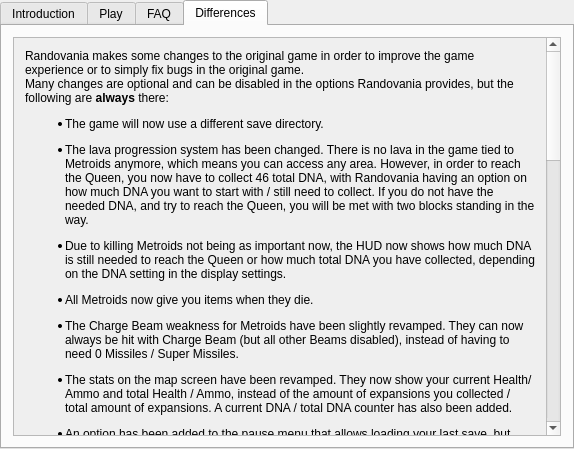
First picture: the form in randovania/gui/ui_files/games_tab_am2r_widget.ui, repository randovania/randovania, before the edit.
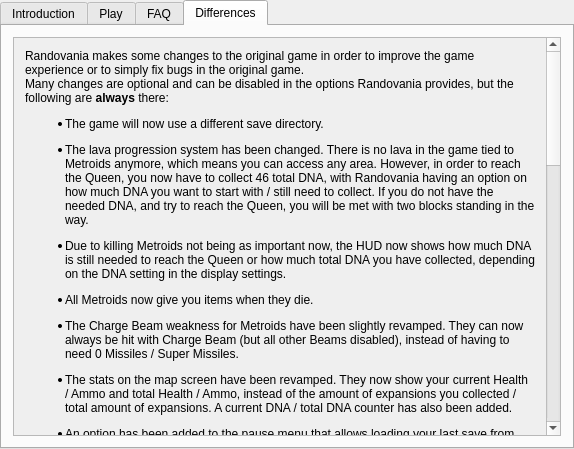
Second picture: the form after the edit. The open tabs and pages were chosen to show the change. Custom widgets are drawn as their Qt base class.

Commit message:
GUI: Fix typos/wording for AM2R and Echoes
- AM2R
	- Fixed: various errors in FAQ and Differences

- Echoes
	- Fixed: wording for DMT spawn conditions in FAQ

What changed in the file:
```diff
--- a/randovania/gui/ui_files/games_tab_am2r_widget.ui
+++ b/randovania/gui/ui_files/games_tab_am2r_widget.ui
@@ -132,15 +132,15 @@
         <rect>
          <x>0</x>
          <y>0</y>
-         <width>529</width>
-         <height>1812</height>
+         <width>536</width>
+         <height>1402</height>
         </rect>
        </property>
        <layout class="QVBoxLayout" name="verticalLayout">
         <item>
          <widget class="QLabel" name="differences_label">
           <property name="text">
-           <string>&lt;html&gt;&lt;head/&gt;&lt;body&gt;&lt;p&gt;Randovania makes some changes to the original game in order to improve the game experience or to simply fix bugs in the original game.&lt;br/&gt;Many changes are optional and can be disabled in the options Randovania provides, but the following are &lt;span style=&quot; font-weight:600;&quot;&gt;always&lt;/span&gt; there:&lt;/p&gt;&lt;ul style=&quot;margin-top: 0px; margin-bottom: 0px; margin-left: 0px; margin-right: 0px; -qt-list-indent: 1;&quot;&gt;&lt;li style=&quot; margin-top:12px; margin-bottom:12px; margin-left:0px; margin-right:0px; -qt-block-indent:0; text-indent:0px;&quot;&gt;The game will now use a different save directory.&lt;/li&gt;&lt;li style=&quot; margin-top:12px; margin-bottom:12px; margin-left:0px; margin-right:0px; -qt-block-indent:0; text-indent:0px;&quot;&gt;The lava progression system has been changed. There is no lava in the game tied to Metroids anymore, which means you can access any area. However, in order to reach the Queen, you now have to collect 46 total DNA, with Randovania having an option on how much DNA you want to start with / still need to collect. If you do not have the needed DNA, and try to reach the Queen, you will be met with two blocks standing in the way.&lt;/li&gt;&lt;li style=&quot; margin-top:12px; margin-bottom:12px; margin-left:0px; margin-right:0px; -qt-block-indent:0; text-indent:0px;&quot;&gt;Due to killing Metroids not being as important now, the HUD now shows how much DNA is still needed to reach the Queen or how much total DNA you have collected, depending on the DNA setting in the display settings.&lt;/li&gt;&lt;li style=&quot; margin-top:12px; margin-bottom:12px; margin-left:0px; margin-right:0px; -qt-block-indent:0; text-indent:0px;&quot;&gt;All Metroids now give you items when they die.&lt;/li&gt;&lt;li style=&quot; margin-top:12px; margin-bottom:12px; margin-left:0px; margin-right:0px; -qt-block-indent:0; text-indent:0px;&quot;&gt;The Charge Beam weakness for Metroids have been slightly revamped. They can now always be hit with Charge Beam (but all other Beams disabled), instead of having to need 0 Missiles / Super Missiles.&lt;/li&gt;&lt;li style=&quot; margin-top:12px; margin-bottom:12px; margin-left:0px; margin-right:0px; -qt-block-indent:0; text-indent:0px;&quot;&gt;The stats on the map screen have been revamped. They now show your current Health/Ammo and total Health / Ammo, instead of the amount of expansions you collected / total amount of expansions. A current DNA / total DNA counter has also been added.&lt;/li&gt;&lt;li style=&quot; margin-top:12px; margin-bottom:12px; margin-left:0px; margin-right:0px; -qt-block-indent:0; text-indent:0px;&quot;&gt;An option has been added to the pause menu that allows loading your last save, but spawning at your starting location instead of at the save station.&lt;/li&gt;&lt;li style=&quot; margin-top:12px; margin-bottom:12px; margin-left:0px; margin-right:0px; -qt-block-indent:0; text-indent:0px;&quot;&gt;The final Chozo log entry in the Genetics Laboratory has been changed to give an Ice Beam hint.&lt;/li&gt;&lt;li style=&quot; margin-top:12px; margin-bottom:12px; margin-left:0px; margin-right:0px; -qt-block-indent:0; text-indent:0px;&quot;&gt;Hints have been placed to reveal the location of DNA. These Hints are given by Wisdom Septoggs. They can be found in &amp;quot;Main Caves - Research Site Storage&amp;quot;, &amp;quot;Golden Temple - Breeding Grounds Hub&amp;quot;, &amp;quot;Hydro Station - Breeding Grounds Lobby&amp;quot;, &amp;quot;Industrial Complex - Breeding Grounds Fly Stadium&amp;quot;, &amp;quot;The Tower - Tower Exterior North&amp;quot;, &amp;quot;Distribution Center - Distribution Facility Tower East&amp;quot; and &amp;quot;The Nest - Depths Shinespark Cave&amp;quot;.&lt;/li&gt;&lt;li style=&quot; margin-top:12px; margin-bottom:12px; margin-left:0px; margin-right:0px; -qt-block-indent:0; text-indent:0px;&quot;&gt;All Doors have been changed to use the look they have in Distribution Center. Their sprites have also been changed for accessibility reasons.&lt;/li&gt;&lt;li style=&quot; margin-top:12px; margin-bottom:12px; margin-left:0px; margin-right:0px; -qt-block-indent:0; text-indent:0px;&quot;&gt;Normal Game, New Game+ and Random Game+ have all been replaced with a &amp;quot;Randovania&amp;quot; mode.&lt;/li&gt;&lt;/ul&gt;&lt;ul style=&quot;margin-top: 0px; margin-bottom: 0px; margin-left: 0px; margin-right: 0px; -qt-list-indent: 1;&quot;&gt;&lt;li style=&quot; margin-top:12px; margin-bottom:12px; margin-left:0px; margin-right:0px; -qt-block-indent:0; text-indent:0px;&quot;&gt;Higher Difficulties don't reduce the amount of ammo per expansion. If you want that functionality, use Randovania's built-in feature to reduce the amount of ammo per expansion.&lt;/li&gt;&lt;li style=&quot; margin-top:12px; margin-bottom:12px; margin-left:0px; margin-right:0px; -qt-block-indent:0; text-indent:0px;&quot;&gt;Fusion Mode has been slightly revamped. The in-game difficulty has been changed to only deal 4x damage and is now named &amp;quot;Brutal&amp;quot;. The option to add the X Parasites and play with the Fusion Suit has been moved to a Randovania setting. This means, it is now possible to play with a 4x damage multiplier without the X Parasites, or to play with the X Parasites on Normal.&lt;/li&gt;&lt;li style=&quot; margin-top:12px; margin-bottom:12px; margin-left:0px; margin-right:0px; -qt-block-indent:0; text-indent:0px;&quot;&gt;Brutal difficulty, the extra settings, and the ability to show the ammo stats on the pause screen don't require you to finish the game once, but instead are all unlocked by default.&lt;/li&gt;&lt;li style=&quot; margin-top:12px; margin-bottom:12px; margin-left:0px; margin-right:0px; -qt-block-indent:0; text-indent:0px;&quot;&gt;The &amp;quot;Varia Suit obtained&amp;quot; cutscene was missing a visual effect; this has been restored.&lt;/li&gt;&lt;li style=&quot; margin-top:12px; margin-bottom:12px; margin-left:0px; margin-right:0px; -qt-block-indent:0; text-indent:0px;&quot;&gt;When going through a Missile /Super Missile / Power Bomb door from behind, you automatically clear that door, without needing to hit it with the appropriate weapon.&lt;/li&gt;&lt;li style=&quot; margin-top:12px; margin-bottom:12px; margin-left:0px; margin-right:0px; -qt-block-indent:0; text-indent:0px;&quot;&gt;Fighting the Tester before activating the Tower now enlightens the room during the fight.&lt;/li&gt;&lt;li style=&quot; margin-top:12px; margin-bottom:12px; margin-left:0px; margin-right:0px; -qt-block-indent:0; text-indent:0px;&quot;&gt;Proboscums will be active without needing to activate the Tower.&lt;/li&gt;&lt;li style=&quot; margin-top:12px; margin-bottom:12px; margin-left:0px; margin-right:0px; -qt-block-indent:0; text-indent:0px;&quot;&gt;Defeating Tester does not automatically enable the Tower anymore.&lt;/li&gt;&lt;li style=&quot; margin-top:12px; margin-bottom:12px; margin-left:0px; margin-right:0px; -qt-block-indent:0; text-indent:0px;&quot;&gt;EMP puzzles don't unlock all doors in the room anymore, but only relevant ones.&lt;/li&gt;&lt;li style=&quot; margin-top:12px; margin-bottom:12px; margin-left:0px; margin-right:0px; -qt-block-indent:0; text-indent:0px;&quot;&gt;The door to Plasma Chamber will now be blue after defeating Tester, instead of of red.&lt;/li&gt;&lt;li style=&quot; margin-top:12px; margin-bottom:12px; margin-left:0px; margin-right:0px; -qt-block-indent:0; text-indent:0px;&quot;&gt;Larva Metroids will now always give ammo drops when necessary, instead of having a small chance to drop nothing.&lt;/li&gt;&lt;li style=&quot; margin-top:12px; margin-bottom:12px; margin-left:0px; margin-right:0px; -qt-block-indent:0; text-indent:0px;&quot;&gt;The file selection screen will now show a hash of the current seed.&lt;/li&gt;&lt;li style=&quot; margin-top:12px; margin-bottom:12px; margin-left:0px; margin-right:0px; -qt-block-indent:0; text-indent:0px;&quot;&gt;The Item in Gravity Chamber will now always be in the open, with the Gravity Pod cutscene being disabled.&lt;/li&gt;&lt;li style=&quot; margin-top:12px; margin-bottom:12px; margin-left:0px; margin-right:0px; -qt-block-indent:0; text-indent:0px;&quot;&gt;The bomb blocks in &amp;quot;The Tower - Tower Exterior North&amp;quot; will now always be gone if you come from the bottom room.&lt;/li&gt;&lt;li style=&quot; margin-top:12px; margin-bottom:12px; margin-left:0px; margin-right:0px; -qt-block-indent:0; text-indent:0px;&quot;&gt;When going down the Elevator from GFS Thoth, the Power Bomb Blocks will be automatically gone if you haven't cleared them before, as otherwise you'd be stuck.&lt;/li&gt;&lt;li style=&quot; margin-top:12px; margin-bottom:12px; margin-left:0px; margin-right:0px; -qt-block-indent:0; text-indent:0px;&quot;&gt;Long Range Activation has been enabled for every room, allowing for more Zip strats.&lt;/li&gt;&lt;li style=&quot; margin-top:12px; margin-bottom:12px; margin-left:0px; margin-right:0px; -qt-block-indent:0; text-indent:0px;&quot;&gt;In GFS Thoth, both sides on the &amp;quot;Thoth Bridge&amp;quot; now have doors added for better Door Lock Randomizer compatibility.&lt;/li&gt;&lt;li style=&quot; margin-top:12px; margin-bottom:12px; margin-left:0px; margin-right:0px; -qt-block-indent:0; text-indent:0px;&quot;&gt;In Hydro Station, the connection from &amp;quot;Water Turbine Station&amp;quot; to &amp;quot;Hydro Station Exterior&amp;quot; now has a door for better Door Lock Randomizer compatibility.&lt;/li&gt;&lt;li style=&quot; margin-top:12px; margin-bottom:12px; margin-left:0px; margin-right:0px; -qt-block-indent:0; text-indent:0px;&quot;&gt;The Geothermal Power Plant is always in its exploded state. The Power Bomb Expansion that was located there has been moved to &amp;quot;Power Plant Destroyed Shaft&amp;quot;.&lt;/li&gt;&lt;/ul&gt;&lt;/body&gt;&lt;/html&gt;</string>
+           <string>&lt;html&gt;&lt;head/&gt;&lt;body&gt;&lt;p&gt;Randovania makes some changes to the original game in order to improve the game experience or to simply fix bugs in the original game.&lt;br/&gt;Many changes are optional and can be disabled in the options Randovania provides, but the following are &lt;span style=&quot; font-weight:600;&quot;&gt;always&lt;/span&gt; there:&lt;/p&gt;&lt;ul style=&quot;margin-top: 0px; margin-bottom: 0px; margin-left: 0px; margin-right: 0px; -qt-list-indent: 1;&quot;&gt;&lt;li style=&quot; margin-top:12px; margin-bottom:12px; margin-left:0px; margin-right:0px; -qt-block-indent:0; text-indent:0px;&quot;&gt;The game will now use a different save directory.&lt;/li&gt;&lt;li style=&quot; margin-top:12px; margin-bottom:12px; margin-left:0px; margin-right:0px; -qt-block-indent:0; text-indent:0px;&quot;&gt;The lava progression system has been changed. There is no lava in the game tied to Metroids anymore, which means you can access any area. However, in order to reach the Queen, you now have to collect 46 total DNA, with Randovania having an option on how much DNA you want to start with / still need to collect. If you do not have the needed DNA, and try to reach the Queen, you will be met with two blocks standing in the way.&lt;/li&gt;&lt;li style=&quot; margin-top:12px; margin-bottom:12px; margin-left:0px; margin-right:0px; -qt-block-indent:0; text-indent:0px;&quot;&gt;Due to killing Metroids not being as important now, the HUD now shows how much DNA is still needed to reach the Queen or how much total DNA you have collected, depending on the DNA setting in the display settings.&lt;/li&gt;&lt;li style=&quot; margin-top:12px; margin-bottom:12px; margin-left:0px; margin-right:0px; -qt-block-indent:0; text-indent:0px;&quot;&gt;All Metroids now give you items when they die.&lt;/li&gt;&lt;li style=&quot; margin-top:12px; margin-bottom:12px; margin-left:0px; margin-right:0px; -qt-block-indent:0; text-indent:0px;&quot;&gt;The Charge Beam weakness for Metroids have been slightly revamped. They can now always be hit with Charge Beam (but all other Beams disabled), instead of having to need 0 Missiles / Super Missiles.&lt;/li&gt;&lt;li style=&quot; margin-top:12px; margin-bottom:12px; margin-left:0px; margin-right:0px; -qt-block-indent:0; text-indent:0px;&quot;&gt;The stats on the map screen have been revamped. They now show your current Health / Ammo and total Health / Ammo, instead of the amount of expansions you collected / total amount of expansions. A current DNA / total DNA counter has also been added.&lt;/li&gt;&lt;li style=&quot; margin-top:12px; margin-bottom:12px; margin-left:0px; margin-right:0px; -qt-block-indent:0; text-indent:0px;&quot;&gt;An option has been added to the pause menu that allows loading your last save from your starting location.&lt;/li&gt;&lt;li style=&quot; margin-top:12px; margin-bottom:12px; margin-left:0px; margin-right:0px; -qt-block-indent:0; text-indent:0px;&quot;&gt;The final Chozo log entry in the Genetics Laboratory has been changed to give an Ice Beam hint.&lt;/li&gt;&lt;li style=&quot; margin-top:12px; margin-bottom:12px; margin-left:0px; margin-right:0px; -qt-block-indent:0; text-indent:0px;&quot;&gt;Hints have been placed to reveal the location of DNA. These Hints are given by Wisdom Septoggs. Their location can be found in the FAQ.&lt;/li&gt;&lt;li style=&quot; margin-top:12px; margin-bottom:12px; margin-left:0px; margin-right:0px; -qt-block-indent:0; text-indent:0px;&quot;&gt;All Doors have been changed to use the look they have in Distribution Center. Their sprites have also been changed for accessibility reasons.&lt;/li&gt;&lt;li style=&quot; margin-top:12px; margin-bottom:12px; margin-left:0px; margin-right:0px; -qt-block-indent:0; text-indent:0px;&quot;&gt;Normal Game, New Game+ and Random Game+ have all been replaced with a &amp;quot;Randovania&amp;quot; mode.&lt;/li&gt;&lt;/ul&gt;&lt;ul style=&quot;margin-top: 0px; margin-bottom: 0px; margin-left: 0px; margin-right: 0px; -qt-list-indent: 1;&quot;&gt;&lt;li style=&quot; margin-top:12px; margin-bottom:12px; margin-left:0px; margin-right:0px; -qt-block-indent:0; text-indent:0px;&quot;&gt;Higher Difficulties don't reduce the amount of ammo per expansion. If you want that functionality, use Randovania's built-in feature to reduce the amount of ammo per expansion.&lt;/li&gt;&lt;li style=&quot; margin-top:12px; margin-bottom:12px; margin-left:0px; margin-right:0px; -qt-block-indent:0; text-indent:0px;&quot;&gt;Fusion Mode has been slightly revamped. The in-game difficulty has been changed to only deal 4x damage and is now named &amp;quot;Brutal&amp;quot;. The option to add the X Parasites and play with the Fusion Suit has been moved to a Randovania setting. This means, it is now possible to play with a 4x damage multiplier without the X Parasites, or to play with the X Parasites on Normal.&lt;/li&gt;&lt;li style=&quot; margin-top:12px; margin-bottom:12px; margin-left:0px; margin-right:0px; -qt-block-indent:0; text-indent:0px;&quot;&gt;Brutal difficulty, the extra settings, and the ability to show the ammo stats on the pause screen don't require you to finish the game once, but instead are all unlocked by default.&lt;/li&gt;&lt;li style=&quot; margin-top:12px; margin-bottom:12px; margin-left:0px; margin-right:0px; -qt-block-indent:0; text-indent:0px;&quot;&gt;The &amp;quot;Varia Suit obtained&amp;quot; cutscene was missing a visual effect; this has been restored.&lt;/li&gt;&lt;li style=&quot; margin-top:12px; margin-bottom:12px; margin-left:0px; margin-right:0px; -qt-block-indent:0; text-indent:0px;&quot;&gt;When going through a Missile / Super Missile / Power Bomb door from behind, you automatically clear that door, without needing to hit it with the appropriate weapon.&lt;/li&gt;&lt;li style=&quot; margin-top:12px; margin-bottom:12px; margin-left:0px; margin-right:0px; -qt-block-indent:0; text-indent:0px;&quot;&gt;Fighting the Tester before activating the Tower now enlightens the room during the fight.&lt;/li&gt;&lt;li style=&quot; margin-top:12px; margin-bottom:12px; margin-left:0px; margin-right:0px; -qt-block-indent:0; text-indent:0px;&quot;&gt;Proboscums will be active without needing to activate the Tower.&lt;/li&gt;&lt;li style=&quot; margin-top:12px; margin-bottom:12px; margin-left:0px; margin-right:0px; -qt-block-indent:0; text-indent:0px;&quot;&gt;Defeating Tester does not automatically enable the Tower anymore.&lt;/li&gt;&lt;li style=&quot; margin-top:12px; margin-bottom:12px; margin-left:0px; margin-right:0px; -qt-block-indent:0; text-indent:0px;&quot;&gt;EMP puzzles don't unlock all doors in the room anymore, but only relevant ones.&lt;/li&gt;&lt;li style=&quot; margin-top:12px; margin-bottom:12px; margin-left:0px; margin-right:0px; -qt-block-indent:0; text-indent:0px;&quot;&gt;The door to Plasma Chamber will now be blue after defeating Tester, instead of red.&lt;/li&gt;&lt;li style=&quot; margin-top:12px; margin-bottom:12px; margin-left:0px; margin-right:0px; -qt-block-indent:0; text-indent:0px;&quot;&gt;Larva Metroids will now always give ammo drops when necessary, instead of having a small chance to drop nothing.&lt;/li&gt;&lt;li style=&quot; margin-top:12px; margin-bottom:12px; margin-left:0px; margin-right:0px; -qt-block-indent:0; text-indent:0px;&quot;&gt;The file selection screen will now show a hash of the current seed.&lt;/li&gt;&lt;li style=&quot; margin-top:12px; margin-bottom:12px; margin-left:0px; margin-right:0px; -qt-block-indent:0; text-indent:0px;&quot;&gt;The Item in Gravity Chamber will now always be in the open, with the Gravity Pod cutscene being disabled.&lt;/li&gt;&lt;li style=&quot; margin-top:12px; margin-bottom:12px; margin-left:0px; margin-right:0px; -qt-block-indent:0; text-indent:0px;&quot;&gt;The bomb blocks in &amp;quot;The Tower - Tower Exterior North&amp;quot; will now always be gone if you come from the &amp;quot;Dark Maze&amp;quot; room.&lt;/li&gt;&lt;li style=&quot; margin-top:12px; margin-bottom:12px; margin-left:0px; margin-right:0px; -qt-block-indent:0; text-indent:0px;&quot;&gt;When going down the Elevator from GFS Thoth, the Power Bomb Blocks will be automatically gone if you haven't cleared them before, as otherwise you'd be stuck.&lt;/li&gt;&lt;li style=&quot; margin-top:12px; margin-bottom:12px; margin-left:0px; margin-right:0px; -qt-block-indent:0; text-indent:0px;&quot;&gt;Long Range Activation has been enabled for every room, allowing for more Zip strats.&lt;/li&gt;&lt;li style=&quot; margin-top:12px; margin-bottom:12px; margin-left:0px; margin-right:0px; -qt-block-indent:0; text-indent:0px;&quot;&gt;In GFS Thoth, both sides on the &amp;quot;Thoth Bridge&amp;quot; now have doors added for better Door Lock Randomizer compatibility.&lt;/li&gt;&lt;li style=&quot; margin-top:12px; margin-bottom:12px; margin-left:0px; margin-right:0px; -qt-block-indent:0; text-indent:0px;&quot;&gt;In Hydro Station, the connection from &amp;quot;Water Turbine Station&amp;quot; to &amp;quot;Hydro Station Exterior&amp;quot; now has a door for better Door Lock Randomizer compatibility.&lt;/li&gt;&lt;li style=&quot; margin-top:12px; margin-bottom:12px; margin-left:0px; margin-right:0px; -qt-block-indent:0; text-indent:0px;&quot;&gt;The Geothermal Power Plant is always in its exploded state. The Power Bomb Expansion that was located there has been moved to &amp;quot;Power Plant Destroyed Shaft&amp;quot;.&lt;/li&gt;&lt;/ul&gt;&lt;/body&gt;&lt;/html&gt;</string>
           </property>
           <property name="alignment">
            <set>Qt::AlignLeading|Qt::AlignLeft|Qt::AlignVCenter</set>
```
Left out of the diff: 4 changed lines with no effect on the pictures. The commit also changes 2 other files.
